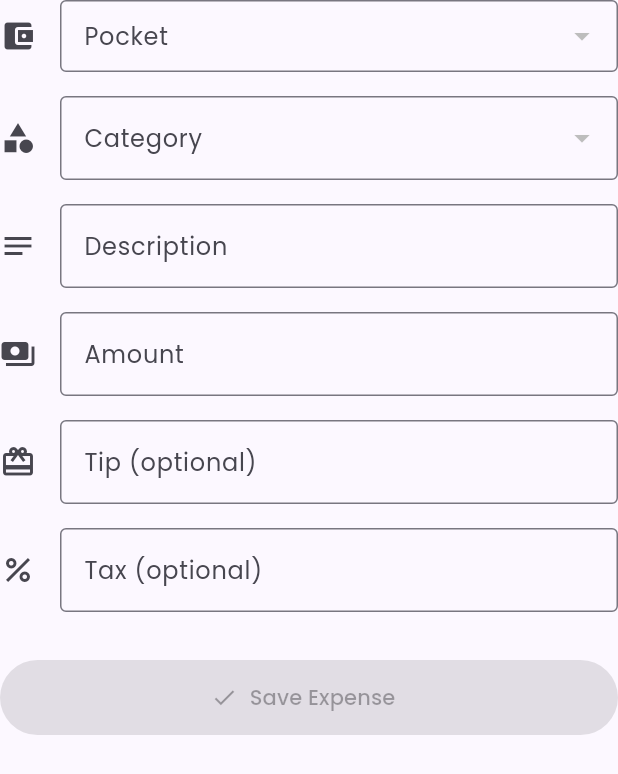
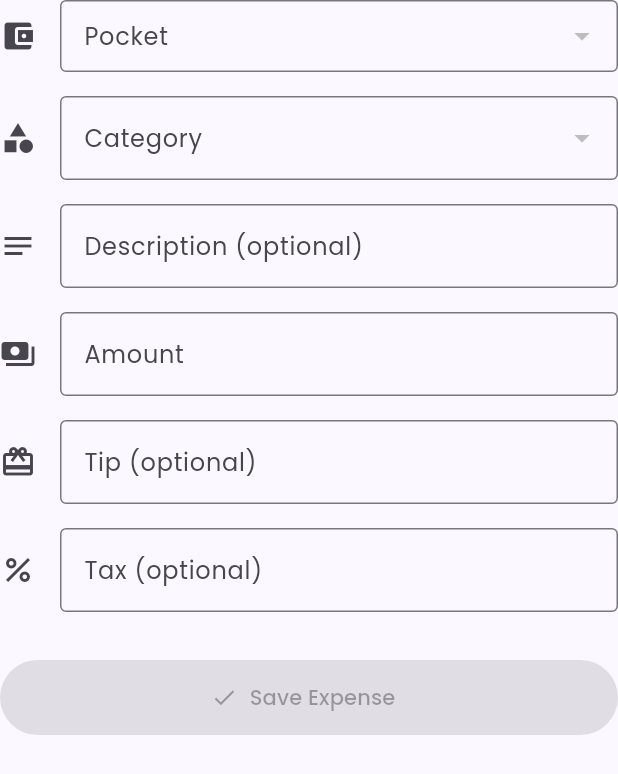
Before and after one commit to willyishmael/rocket_pocket, a Flutter app: the ExpenseTransactionForm widget shown alone on an empty page, opened directly with empty values, on a phone screen of 412 x 824 dp. Shown: the top 774 px of the screen. Run offline on Flutter 3.47's test engine with Material 3 defaults, Android fonts, the phone set to English and light mode, and no system bars; our stand-ins replace drift, emoji_picker_flutter, flutter_riverpod, flutter_swiper_view, go_router, google_fonts and 3 more; missing offline and left inert: country_currency_pickers, flutter_adaptive_scaffold; accounts and stored records are empty; generated files the repository leaves out were written again.

Commit message:
Make transaction description optional with fallback
Update transaction forms to indicate the description is optional and add a fallback in the view model. Labels in income/expense/transfer forms now read "Description (optional)". Add AddTransactionState.effectiveDescription which returns a trimmed description if present, otherwise falls back to the selected category name or the capitalized transaction type. Remove the validation that required a non-empty description and use effectiveDescription when building transaction payloads and prefixed expense descriptions.

```diff
--- a/lib/screens/transaction/widgets/expense_transaction_form.dart
+++ b/lib/screens/transaction/widgets/expense_transaction_form.dart
@@ -48,7 +48,7 @@ class ExpenseTransactionForm extends ConsumerWidget {
         ],
         const SizedBox(height: 16),
         TransactionTextField(
-          label: 'Description',
+          label: 'Description (optional)',
           icon: Icons.notes,
           onChanged:
               (value) => ref
--- a/lib/screens/transaction/widgets/income_transaction_form.dart
+++ b/lib/screens/transaction/widgets/income_transaction_form.dart
@@ -37,7 +37,7 @@ class IncomeTransactionForm extends ConsumerWidget {
         ),
         const SizedBox(height: 16),
         TransactionTextField(
-          label: 'Description',
+          label: 'Description (optional)',
           icon: Icons.notes,
           onChanged:
               (value) => ref
--- a/lib/screens/transaction/widgets/transfer_transaction_form.dart
+++ b/lib/screens/transaction/widgets/transfer_transaction_form.dart
@@ -40,7 +40,7 @@ class TransferTransactionForm extends ConsumerWidget {
         ),
         const SizedBox(height: 16),
         TransactionTextField(
-          label: 'Description',
+          label: 'Description (optional)',
           icon: Icons.notes,
           onChanged:
               (value) => ref
```
Also changed, not shown: lib/viewmodels/add_transaction_view_model.dart (+9 -3 lines).
